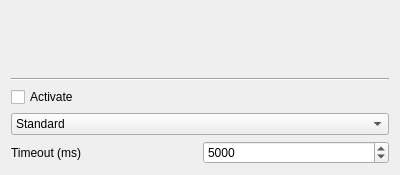
Qt form src/GUI/Notifications/GUI_Notifications.ui (return42/sayonara) before a commit.
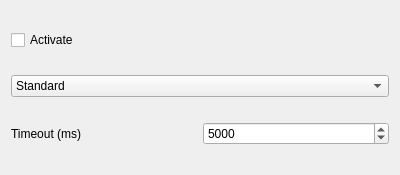
The same form after that commit.

```diff
--- a/src/GUI/Notifications/GUI_Notifications.ui
+++ b/src/GUI/Notifications/GUI_Notifications.ui
@@ -11,33 +11,14 @@
    </rect>
   </property>
   <layout class="QGridLayout" name="gridLayout">
-   <item row="4" column="1">
-    <widget class="QSpinBox" name="sb_timeout">
-     <property name="focusPolicy">
-      <enum>Qt::WheelFocus</enum>
-     </property>
-     <property name="minimum">
-      <number>1000</number>
-     </property>
-     <property name="maximum">
-      <number>60000</number>
-     </property>
-     <property name="singleStep">
-      <number>1000</number>
-     </property>
-     <property name="value">
-      <number>5000</number>
-     </property>
-    </widget>
-   </item>
-   <item row="4" column="0">
+   <item row="2" column="0">
     <widget class="QLabel" name="label_3">
      <property name="text">
       <string>Timeout (ms)</string>
      </property>
     </widget>
    </item>
-   <item row="2" column="0" colspan="2">
+   <item row="0" column="0" colspan="2">
     <widget class="QCheckBox" name="cb_activate">
      <property name="focusPolicy">
       <enum>Qt::StrongFocus</enum>
@@ -48,13 +29,6 @@
     </widget>
    </item>
    <item row="1" column="0" colspan="2">
-    <widget class="Line" name="line">
-     <property name="orientation">
-      <enum>Qt::Horizontal</enum>
-     </property>
-    </widget>
-   </item>
-   <item row="3" column="0" colspan="2">
     <widget class="QComboBox" name="combo_notification">
      <property name="focusPolicy">
       <enum>Qt::StrongFocus</enum>
@@ -66,17 +40,22 @@
      </item>
     </widget>
    </item>
-   <item row="0" column="0" colspan="2">
-    <widget class="QLabel" name="lab_title">
-     <property name="font">
-      <font>
-       <pointsize>11</pointsize>
-       <weight>75</weight>
-       <bold>true</bold>
-      </font>
+   <item row="2" column="1">
+    <widget class="QSpinBox" name="sb_timeout">
+     <property name="focusPolicy">
+      <enum>Qt::WheelFocus</enum>
      </property>
-     <property name="text">
-      <string/>
+     <property name="minimum">
+      <number>1000</number>
+     </property>
+     <property name="maximum">
+      <number>60000</number>
+     </property>
+     <property name="singleStep">
+      <number>1000</number>
+     </property>
+     <property name="value">
+      <number>5000</number>
      </property>
     </widget>
    </item>
```
